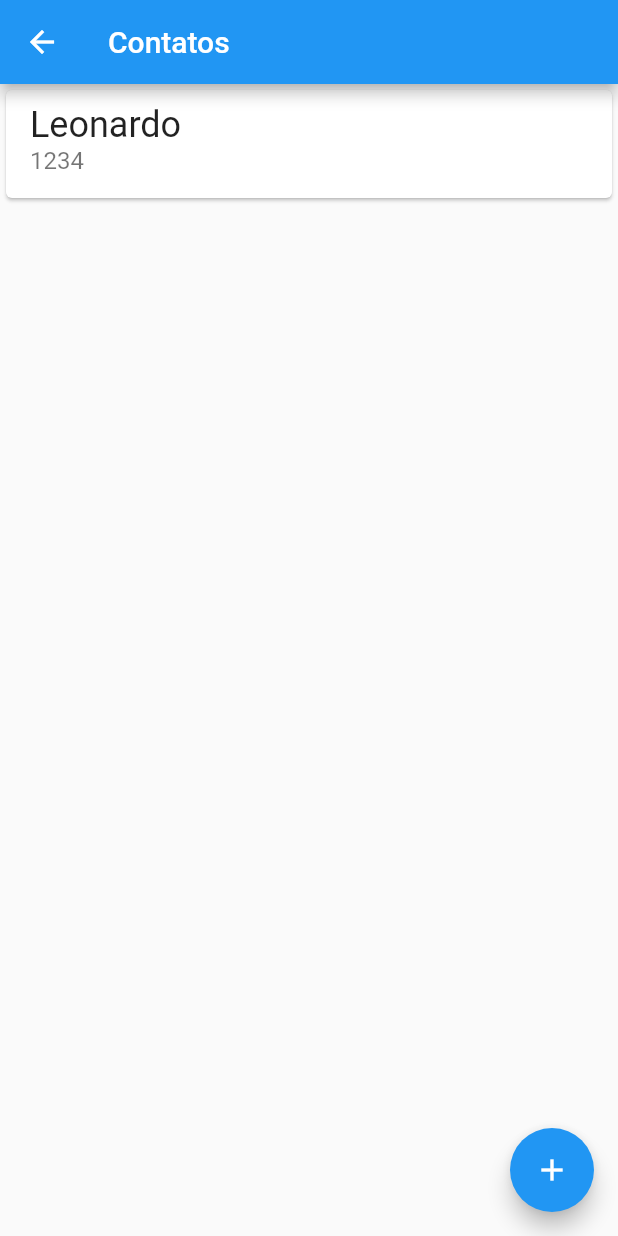
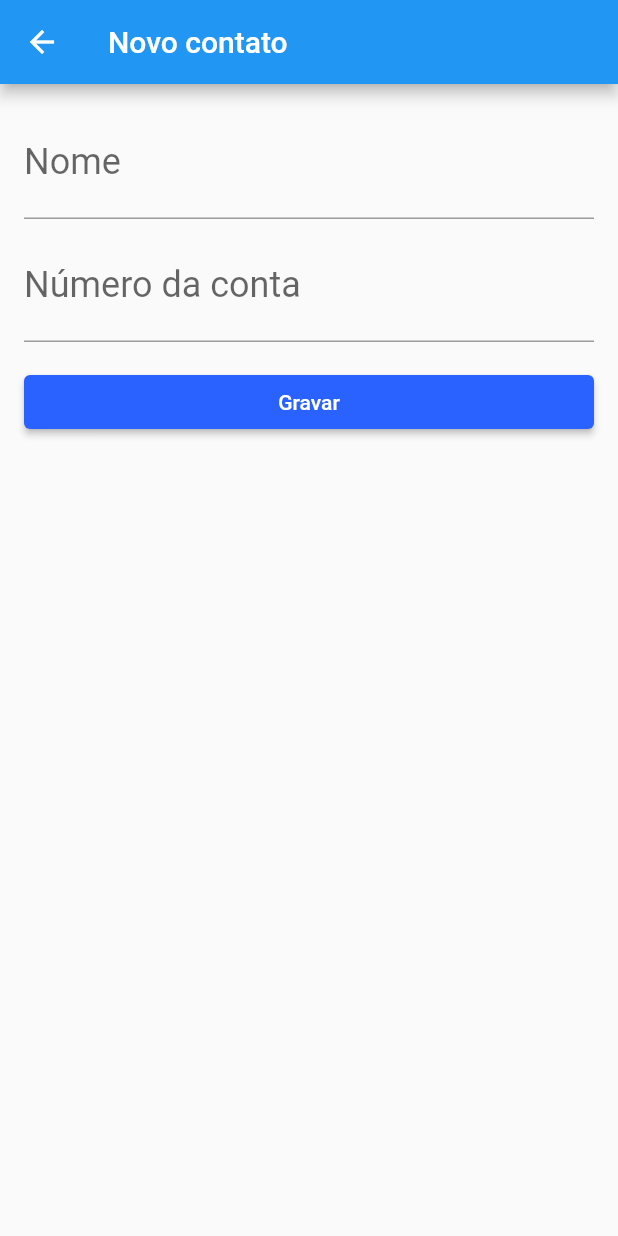
Before and after one commit to leoomolina/alura-byte-bank, a Flutter app: the ContactsList screen opened directly, after a tap on the "add" icon, on a phone screen of 412 x 824 dp. Run offline on Flutter 3.47's test engine with Material 2 defaults, Android fonts, the phone set to English and light mode, and no system bars.

Commit message:
Criando formulário de contato e integrando lista com formulário

```diff
--- /dev/null
+++ b/lib/models/contato.dart
@@ -0,0 +1,11 @@
+class Contato {
+  final String nome;
+  final int? numeroConta;
+
+  Contato(this.nome, this.numeroConta);
+
+  @override
+  String toString() {
+    return 'Contato { nome: $nome, numeroConta: $numeroConta}';
+  }
+}
--- /dev/null
+++ b/lib/screens/contact_form.dart
@@ -0,0 +1,67 @@
+import 'package:bytebank/models/contato.dart';
+import 'package:flutter/material.dart';
+
+class ContactForm extends StatefulWidget {
+  @override
+  State<ContactForm> createState() => _ContactFormState();
+}
+
+class _ContactFormState extends State<ContactForm> {
+  final TextEditingController _nameController = TextEditingController();
+  final TextEditingController _numeroContaController = TextEditingController();
+
+  @override
+  Widget build(BuildContext context) {
+    return Scaffold(
+      appBar: AppBar(
+        title: Text('Novo contato'),
+      ),
+      body: Padding(
+        padding: const EdgeInsets.all(16.0),
+        child: Column(
+          children: <Widget>[
+            TextField(
+              controller: _nameController,
+              decoration: InputDecoration(
+                labelText: 'Nome',
+              ),
+              style: TextStyle(
+                fontSize: 24.0,
+              ),
+            ),
+            Padding(
+              padding: const EdgeInsets.only(top: 8.0),
+              child: TextField(
+                controller: _numeroContaController,
+                decoration: InputDecoration(
+                  labelText: 'Número da conta',
+                ),
+                style: TextStyle(
+                  fontSize: 24.0,
+                ),
+                keyboardType: TextInputType.number,
+              ),
+            ),
+            Padding(
+              padding: const EdgeInsets.only(top: 16.0),
+              child: SizedBox(
+                width: double.maxFinite,
+                child: RaisedButton(
+                  child: Text('Gravar'),
+                  onPressed: () {
+                    final String name = _nameController.text;
+                    final int? numConta =
+                        int.tryParse(_numeroContaController.text);
+
+                    final contato = new Contato(name, numConta);
+                    Navigator.pop(context, contato);
+                  },
+                ),
+              ),
+            )
+          ],
+        ),
+      ),
+    );
+  }
+}
--- a/lib/screens/contacts_list.dart
+++ b/lib/screens/contacts_list.dart
@@ -1,3 +1,4 @@
+import 'package:bytebank/screens/contact_form.dart';
 import 'package:flutter/material.dart';
 
 class ContactsList extends StatelessWidget {
@@ -24,7 +25,11 @@ class ContactsList extends StatelessWidget {
         ],
       ),
       floatingActionButton: FloatingActionButton(
-        onPressed: () {},
+        onPressed: () {
+          Navigator.of(context)
+              .push(MaterialPageRoute(builder: (context) => ContactForm()))
+              .then((contato) => debugPrint(contato.toString()));
+        },
         child: Icon(Icons.add),
       ),
     );
```
